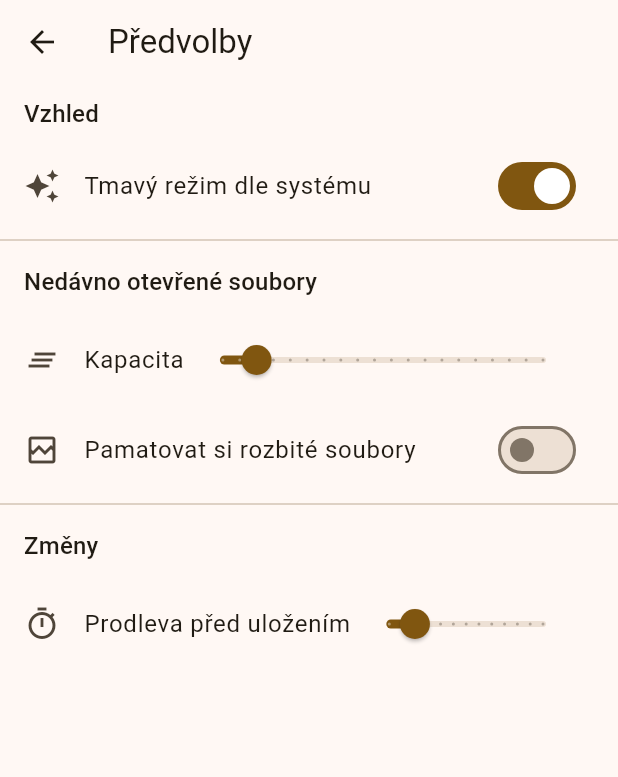
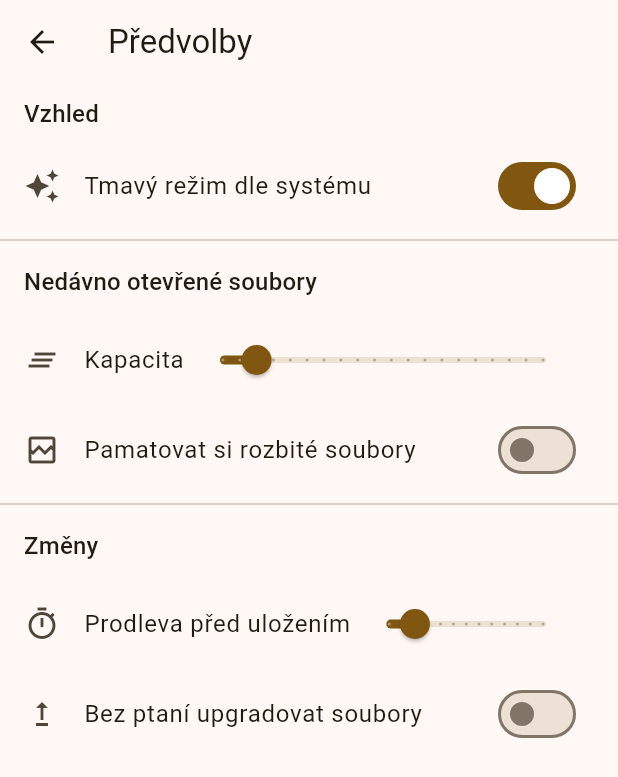
Before and after one commit to jakubslaby09/dpc, a Flutter app: the screen it shows after launch, after a tap on "Předvolby", on a phone screen of 412 x 824 dp. Shown: the top 777 px of the screen. Run offline on Flutter 3.47's test engine with Material 2 defaults, Android fonts, the phone set to English and light mode, and no system bars; our stand-ins replace file_picker, flutter_markdown, permission_handler, shared_preferences; missing offline and left inert: dart:ffi, git2dart_binaries.

Commit message:
add a preference to auto-upgrade pedigree files

```diff
--- a/lib/pages/preferences.dart
+++ b/lib/pages/preferences.dart
@@ -150,6 +150,12 @@ class _PreferencesPageState extends State<PreferencesPage> with TickerProviderSt
               ],
             ),
           ),
+          SwitchListTile(
+            value: App.prefs.autoUpgradeFiles,
+            onChanged: (value) => setState(() => App.prefs.autoUpgradeFiles = value),
+            title: const Text("Bez ptaní upgradovat soubory"),
+            secondary: const Icon(Icons.upgrade),
+          ),
         ],
       ),
     );
@@ -209,4 +215,10 @@ class Preferences {
   set saveBrokenRecentFiles(bool value) {
     _sharedPrefs!.setBool(_saveBrokenRecentFilesKey, value);
   }
+
+  static const _autoUpgradeFilesKey = "autoUpgradeFiles";
+  bool get autoUpgradeFiles => _sharedPrefs!.getBool(_autoUpgradeFilesKey) ?? false;
+  set autoUpgradeFiles(bool value) {
+    _sharedPrefs!.setBool(_autoUpgradeFilesKey, value);
+  }
 }
```
Also changed, not shown: lib/pages/screens/file.dart (+7 -1 lines).
